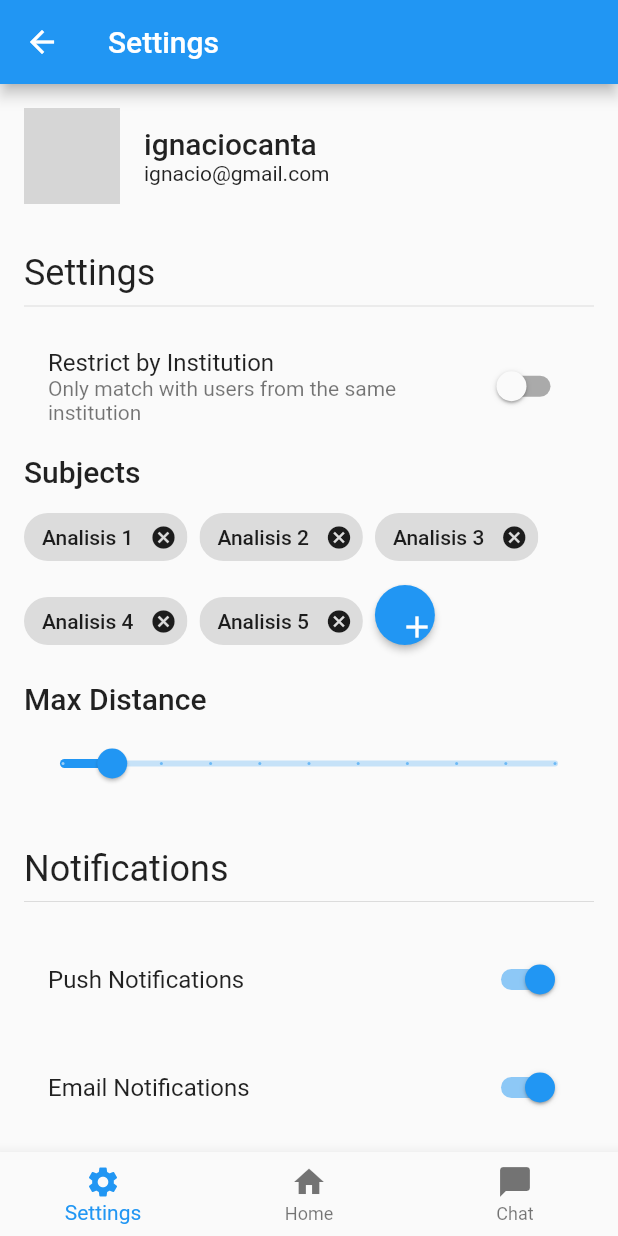
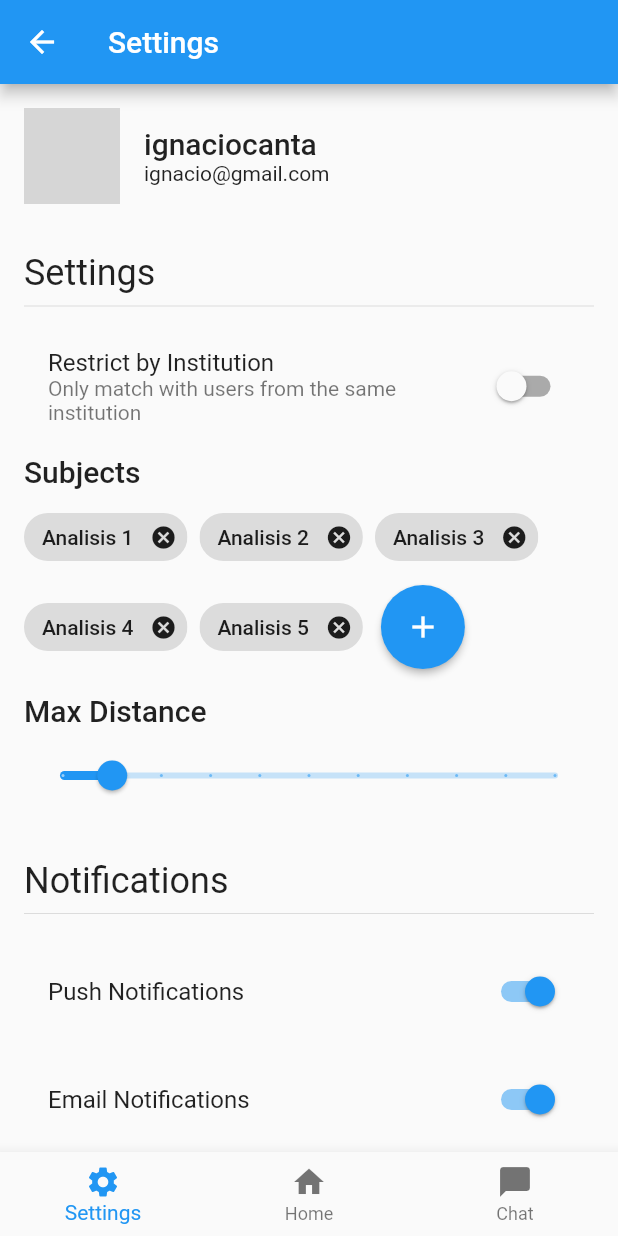
Before and after one commit to lucastarche/studdy-buddy, a Flutter app: the SettingsPage screen opened by its route, on a phone screen of 412 x 824 dp. Run offline on Flutter 3.47's test engine with Material 2 defaults, Android fonts, the phone set to English and light mode, and no system bars; our stand-ins replace appinio_swiper, firebase_core, flip_card; accounts and stored records are empty; network calls fail; grey boxes are pictures that could not be loaded.

Commit message:
Center plus button properly

```diff
--- a/lib/settings/chat_settings.dart
+++ b/lib/settings/chat_settings.dart
@@ -82,6 +82,7 @@ class SettingsPage extends StatelessWidget {
             ),
             const SizedBox(height: 8.0),
             Wrap(
+              crossAxisAlignment: WrapCrossAlignment.center,
               spacing: 8.0,
               runSpacing: 8.0,
               children: [
@@ -93,12 +94,7 @@ class SettingsPage extends StatelessWidget {
                     },
                   );
                 }),
-                SizedBox(
-                  width: 40.0,
-                  height: 40.0,
-                  child: SizedBox(
-                    height: 48.0,
-                    child: ElevatedButton(
+                ElevatedButton(
                   onPressed: () {
                     showDialog(
                       context: context,
@@ -151,8 +147,6 @@ class SettingsPage extends StatelessWidget {
                     padding: const EdgeInsets.all(16.0),
                   ),
                 ),
-                  ),
-                ),
               ],
             ),
             const SizedBox(height: 16.0),
```
Lines whose indentation alone changed are shown as unchanged.
